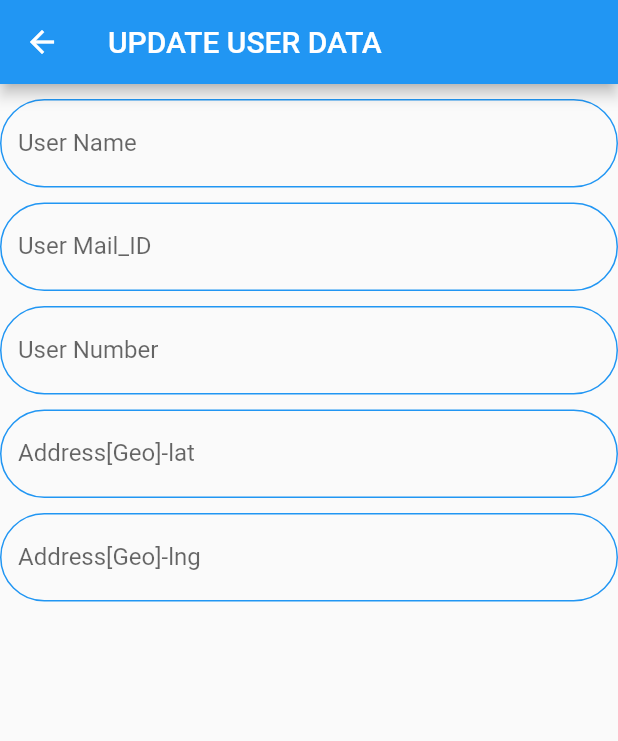
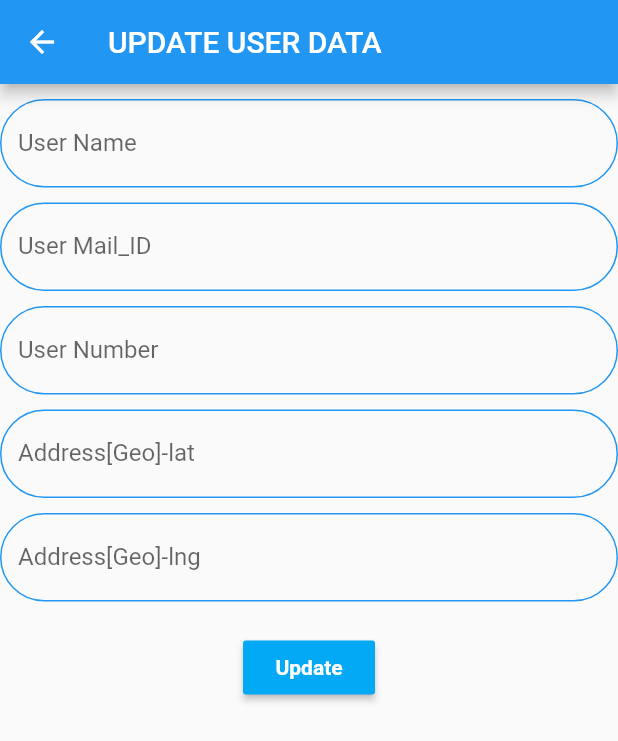
Before and after one commit to ankitksharma07/TechPost, a Flutter app: the UserProfile screen opened directly with empty values, after a tap on the "edit" icon, on a phone screen of 412 x 824 dp. Shown: the top 741 px of the screen. Run offline on Flutter 3.47's test engine with Material 2 defaults, Android fonts, the phone set to English and light mode, and no system bars; network calls fail.

Commit message:
update profile task

```diff
--- a/lib/user_class.dart
+++ b/lib/user_class.dart
@@ -1,8 +1,8 @@
 import 'dart:convert';
 
 class User {
+  final String name;
   final String username;
-  final String name;
   final String email;
   final String phone;
   final Address address;
@@ -73,7 +73,7 @@ class PostAndUserData {
   String lng;
   String lat;
   // ignore: avoid_positional_boolean_parameters
-  PostAndUserData(this.name, this.username, this.body,this.likePost,this.email,this.phone,this.lng,this.lat);
+  PostAndUserData({this.name, this.username, this.body,this.likePost,this.email,this.phone,this.lng,this.lat});
 }
 
 List<Post> postFromJson(String str) => List<Post>.from(json.decode(str).map((x) => Post.fromJson(x)));
--- a/lib/user_profiledata.dart
+++ b/lib/user_profiledata.dart
@@ -1,10 +1,11 @@
 import 'package:flutter/material.dart';
 import 'package:techpost/user_class.dart';
+import 'package:techpost/user_updatedata.dart';
 
+// ignore: must_be_immutable
 class UserProfile extends StatefulWidget {
-  final PostAndUserData value;
-
-  const UserProfile({Key key, this.value}) : super(key: key);
+  User value;
+  UserProfile({Key key, this.value}) : super(key: key);
 
   @override
   _UserProfileState createState() => _UserProfileState();
@@ -19,35 +20,35 @@ class _UserProfileState extends State<UserProfile> {
         elevation: 3,
         child: ListTile(
           title: Text(
-            'User_Name: ${widget.value.name}'
+            'Name: ${widget.value.name}'
             '\nEmail: ${widget.value.email}'
             '\nNumber:${widget.value.phone}'
             '\nAddress[Geo]:'
             '\nlat:- ${widget.value.lat}'
             '\nlng:-${widget.value.lng}',
-             style: const TextStyle(color: Colors.lightBlue),
+            style: const TextStyle(color: Colors.lightBlue),
           ),
           trailing: IconButton(
               icon: const Icon(
                 Icons.edit,
                 color: Colors.lightBlue,
               ),
-              onPressed: () {
+              onPressed: () async {
+                final User route = await Navigator.push(
+                    context,
+                    MaterialPageRoute(
+                      builder: (context) => UpdateProfile(
+                          updateValue: User(
+                        name: widget.value.name,
+                        email: widget.value.email,
+                        phone: widget.value.phone,
+                        lat: widget.value.lat,
+                        lng: widget.value.lng,
+                      )),
+                    ));
+
                 setState(() {
-                  final route = MaterialPageRoute(
-                    builder: (BuildContext context) =>UpdateProfile(
-                        value:   PostAndUserData(
-                            widget.value.username,
-                            widget.value.name,
-                            widget.value.body,
-                            false,
-                            widget.value.email,
-                            widget.value.phone,
-                            widget.value.lat,
-                            widget.value.lng,
-                        )),
-                  );
-                  Navigator.of(context).push(route);
+                  widget.value = route;
                 });
               }),
         ),
@@ -55,121 +56,133 @@ class _UserProfileState extends State<UserProfile> {
     );
   }
 }
-class UpdateProfile extends StatefulWidget {
-  final PostAndUserData value;
 
-  const UpdateProfile({Key key, this.value}) : super(key: key);
-  @override
-  _UpdateProfileState createState() => _UpdateProfileState();
-}
-
-class _UpdateProfileState extends State<UpdateProfile> {
-  final TextEditingController updateName = TextEditingController();
-  final TextEditingController updateMail = TextEditingController();
-  final TextEditingController updatePhone = TextEditingController();
-  final TextEditingController updateLat = TextEditingController();
-  final TextEditingController updateLng= TextEditingController();
-
-  OutlineInputBorder borderDesign() {
-    return const OutlineInputBorder(
-      borderRadius: BorderRadius.all(Radius.circular(50.0)),
-      borderSide: BorderSide(color: Colors.blue),
-    );
-  }
-  @override
-  Widget build(BuildContext context) {
-    updateName.text=widget.value.name;
-    updateMail.text=widget.value.email;
-    updatePhone.text=widget.value.phone;
-    updateLat.text=widget.value.lat;
-    updateLng.text=widget.value.lng;
-    // ignore: avoid_unnecessary_containers
-    return Scaffold(
-    appBar:AppBar(
-      title:const Text("UPDATE USER DATA")
-    ),
-        // ignore: avoid_unnecessary_containers
-        body:Container(
-          padding: const EdgeInsets.only(top:10),
-      child:Column(
-        children: [
-          TextFormField(
-            controller:  updateName,
-            keyboardType: TextInputType.text,
-            decoration:  InputDecoration(
-              labelText: "User Name",
-              enabledBorder: borderDesign(),
-              focusedBorder: borderDesign(),
-              errorBorder: borderDesign(),
-              focusedErrorBorder: borderDesign(),
-              hintStyle:
-              const TextStyle(color: Colors.black, fontSize: 15),
-
-            ),
-          ),
-          const SizedBox(height: 10),
-          TextFormField(
-            controller:  updateMail,
-            keyboardType: TextInputType.text,
-            decoration:  InputDecoration(
-              labelText: "User Mail_ID",
-              enabledBorder: borderDesign(),
-              focusedBorder: borderDesign(),
-              errorBorder: borderDesign(),
-              focusedErrorBorder: borderDesign(),
-              hintStyle:
-              const TextStyle(color: Colors.black, fontSize: 15),
-
-            ),
-          ),
-          const SizedBox(height: 10),
-          TextFormField(
-            controller: updatePhone,
-            keyboardType: TextInputType.text,
-            decoration:  InputDecoration(
-              labelText: "User Number",
-              enabledBorder: borderDesign(),
-              focusedBorder: borderDesign(),
-              errorBorder: borderDesign(),
-              focusedErrorBorder: borderDesign(),
-              hintStyle:
-              const TextStyle(color: Colors.black, fontSize: 15),
-
-            ),
-          ),
-          const SizedBox(height: 10),
-          TextFormField(
-            controller:  updateLat,
-            keyboardType: TextInputType.text,
-            decoration:  InputDecoration(
-              labelText: "Address[Geo]-lat",
-              enabledBorder: borderDesign(),
-              focusedBorder: borderDesign(),
-              errorBorder: borderDesign(),
-              focusedErrorBorder: borderDesign(),
-              hintStyle:
-              const TextStyle(color: Colors.black, fontSize: 15),
-
-            ),
-          ),
-          const SizedBox(height: 10),
-          TextFormField(
-
-            controller:  updateLng,
-            keyboardType: TextInputType.text,
-            decoration:  InputDecoration(
-              labelText: "Address[Geo]-lng",
-              enabledBorder: borderDesign(),
-              focusedBorder: borderDesign(),
-              errorBorder: borderDesign(),
-              focusedErrorBorder: borderDesign(),
-              hintStyle:
-              const TextStyle(color: Colors.black, fontSize: 15),
-
-            ),
-          ),
-        ],
-      )
-    ) );
-  }
-}
+// ignore: must_be_immutable
+// class UpdateProfile extends StatefulWidget {
+//   User updateValue;
+//
+//   UpdateProfile({Key key, this.updateValue}) : super(key: key);
+//   @override
+//   _UpdateProfileState createState() => _UpdateProfileState();
+// }
+//
+// class _UpdateProfileState extends State<UpdateProfile> {
+//   TextEditingController updateName = TextEditingController();
+//   TextEditingController updateMail = TextEditingController();
+//   TextEditingController updatePhone = TextEditingController();
+//   TextEditingController updateLat = TextEditingController();
+//   TextEditingController updateLng = TextEditingController();
+//
+//   OutlineInputBorder borderDesign() {
+//     return const OutlineInputBorder(
+//       borderRadius: BorderRadius.all(Radius.circular(50.0)),
+//       borderSide: BorderSide(color: Colors.blue),
+//     );
+//   }
+//
+//   @override
+//   void initState() {
+//     super.initState();
+//     updateName = TextEditingController(text: widget.updateValue.name);
+//     updateMail = TextEditingController(text: widget.updateValue.email);
+//     updatePhone = TextEditingController(text: widget.updateValue.phone);
+//     updateLat = TextEditingController(text: widget.updateValue.lat);
+//     updateLng = TextEditingController(text: widget.updateValue.lng);
+//   }
+//
+//   @override
+//   Widget build(BuildContext context) {
+//     return Scaffold(
+//         appBar: AppBar(title: const Text("UPDATE USER DATA")),
+//         body: Container(
+//           padding: const EdgeInsets.only(top: 10),
+//           child: Column(
+//             children: [
+//               TextFormField(
+//                 controller: updateName,
+//                 keyboardType: TextInputType.text,
+//                 decoration: InputDecoration(
+//                   labelText: "User Name",
+//                   enabledBorder: borderDesign(),
+//                   focusedBorder: borderDesign(),
+//                   errorBorder: borderDesign(),
+//                   focusedErrorBorder: borderDesign(),
+//                   hintStyle: const TextStyle(color: Colors.black, fontSize: 15),
+//                 ),
+//               ),
+//               const SizedBox(height: 10),
+//               TextFormField(
+//                 controller: updateMail,
+//                 keyboardType: TextInputType.text,
+//                 decoration: InputDecoration(
+//                   labelText: "User Mail_ID",
+//                   enabledBorder: borderDesign(),
+//                   focusedBorder: borderDesign(),
+//                   errorBorder: borderDesign(),
+//                   focusedErrorBorder: borderDesign(),
+//                   hintStyle: const TextStyle(color: Colors.black, fontSize: 15),
+//                 ),
+//               ),
+//               const SizedBox(height: 10),
+//               TextFormField(
+//                 controller: updatePhone,
+//                 keyboardType: TextInputType.text,
+//                 decoration: InputDecoration(
+//                   labelText: "User Number",
+//                   enabledBorder: borderDesign(),
+//                   focusedBorder: borderDesign(),
+//                   errorBorder: borderDesign(),
+//                   focusedErrorBorder: borderDesign(),
+//                   hintStyle: const TextStyle(color: Colors.black, fontSize: 15),
+//                 ),
+//               ),
+//               const SizedBox(height: 10),
+//               TextFormField(
+//                 controller: updateLat,
+//                 keyboardType: TextInputType.text,
+//                 decoration: InputDecoration(
+//                   labelText: "Address[Geo]-lat",
+//                   enabledBorder: borderDesign(),
+//                   focusedBorder: borderDesign(),
+//                   errorBorder: borderDesign(),
+//                   focusedErrorBorder: borderDesign(),
+//                   hintStyle: const TextStyle(color: Colors.black, fontSize: 15),
+//                 ),
+//               ),
+//               const SizedBox(height: 10),
+//               TextFormField(
+//                 controller: updateLng,
+//                 keyboardType: TextInputType.text,
+//                 decoration: InputDecoration(
+//                   labelText: "Address[Geo]-lng",
+//                   enabledBorder: borderDesign(),
+//                   focusedBorder: borderDesign(),
+//                   errorBorder: borderDesign(),
+//                   focusedErrorBorder: borderDesign(),
+//                   hintStyle: const TextStyle(color: Colors.black, fontSize: 15),
+//                 ),
+//               ),
+//               Padding(
+//                 padding: const EdgeInsets.only(top: 20, left: 20, right: 20),
+//                 child: RaisedButton(
+//                   color: Colors.lightBlue,
+//                   onPressed: () {
+//                     Navigator.pop(
+//                         context,
+//                         User(
+//                             name: updateName.text,
+//                             email: updateMail.text,
+//                             phone: updatePhone.text,
+//                             lat: updateLat.text,
+//                             lng: updateLng.text));
+//                   },
+//                   child: const Text("Update",
+//                       style: TextStyle(
+//                           fontWeight: FontWeight.w700, color: Colors.white)),
+//                 ),
+//               ),
+//             ],
+//           ),
+//         ));
+//   }
+// }
--- /dev/null
+++ b/lib/user_updatedata.dart
@@ -0,0 +1,140 @@
+import 'package:flutter/cupertino.dart';
+import 'package:flutter/material.dart';
+import 'package:techpost/user_class.dart';
+
+
+
+// ignore: must_be_immutable
+class UpdateProfile extends StatefulWidget {
+  User updateValue;
+
+  UpdateProfile({Key key, this.updateValue}) : super(key: key);
+  @override
+  _UpdateProfileState createState() => _UpdateProfileState();
+}
+
+class _UpdateProfileState extends State<UpdateProfile> {
+  TextEditingController updateName = TextEditingController();
+  TextEditingController updateMail = TextEditingController();
+  TextEditingController updatePhone = TextEditingController();
+  TextEditingController updateLat = TextEditingController();
+  TextEditingController updateLng = TextEditingController();
+
+  OutlineInputBorder borderDesign() {
+    return const OutlineInputBorder(
+      borderRadius: BorderRadius.all(Radius.circular(50.0)),
+      borderSide: BorderSide(color: Colors.blue),
+    );
+  }
+
+  // @override
+  // void initState() {
+  //   super.initState();
+  //   updateName = TextEditingController(text: widget.updateValue.name);
+  //   updateMail = TextEditingController(text: widget.updateValue.email);
+  //   updatePhone = TextEditingController(text: widget.updateValue.phone);
+  //   updateLat = TextEditingController(text: widget.updateValue.lat);
+  //   updateLng = TextEditingController(text: widget.updateValue.lng);
+  // }
+
+  @override
+  Widget build(BuildContext context) {
+    updateName.text=widget.updateValue.name;
+    updateMail.text=widget.updateValue.email;
+    updatePhone.text=widget.updateValue.phone;
+    updateLat.text=widget.updateValue.lat;
+    updateLng.text=widget.updateValue.lng;
+    return Scaffold(
+        appBar: AppBar(title: const Text("UPDATE USER DATA")),
+        body: Container(
+          padding: const EdgeInsets.only(top: 10),
+          child: Column(
+            children: [
+              TextFormField(
+                controller: updateName,
+                keyboardType: TextInputType.text,
+                decoration: InputDecoration(
+                  labelText: "User Name",
+                  enabledBorder: borderDesign(),
+                  focusedBorder: borderDesign(),
+                  errorBorder: borderDesign(),
+                  focusedErrorBorder: borderDesign(),
+                  hintStyle: const TextStyle(color: Colors.black, fontSize: 15),
+                ),
+              ),
+              const SizedBox(height: 10),
+              TextFormField(
+                controller: updateMail,
+                keyboardType: TextInputType.text,
+                decoration: InputDecoration(
+                  labelText: "User Mail_ID",
+                  enabledBorder: borderDesign(),
+                  focusedBorder: borderDesign(),
+                  errorBorder: borderDesign(),
+                  focusedErrorBorder: borderDesign(),
+                  hintStyle: const TextStyle(color: Colors.black, fontSize: 15),
+                ),
+              ),
+              const SizedBox(height: 10),
+              TextFormField(
+                controller: updatePhone,
+                keyboardType: TextInputType.text,
+                decoration: InputDecoration(
+                  labelText: "User Number",
+                  enabledBorder: borderDesign(),
+                  focusedBorder: borderDesign(),
+                  errorBorder: borderDesign(),
+                  focusedErrorBorder: borderDesign(),
+                  hintStyle: const TextStyle(color: Colors.black, fontSize: 15),
+                ),
+              ),
+              const SizedBox(height: 10),
+              TextFormField(
+                controller: updateLat,
+                keyboardType: TextInputType.text,
+                decoration: InputDecoration(
+                  labelText: "Address[Geo]-lat",
+                  enabledBorder: borderDesign(),
+                  focusedBorder: borderDesign(),
+                  errorBorder: borderDesign(),
+                  focusedErrorBorder: borderDesign(),
+                  hintStyle: const TextStyle(color: Colors.black, fontSize: 15),
+                ),
+              ),
+              const SizedBox(height: 10),
+              TextFormField(
+                controller: updateLng,
+                keyboardType: TextInputType.text,
+                decoration: InputDecoration(
+                  labelText: "Address[Geo]-lng",
+                  enabledBorder: borderDesign(),
+                  focusedBorder: borderDesign(),
+                  errorBorder: borderDesign(),
+                  focusedErrorBorder: borderDesign(),
+                  hintStyle: const TextStyle(color: Colors.black, fontSize: 15),
+                ),
+              ),
+              Padding(
+                padding: const EdgeInsets.only(top: 20, left: 20, right: 20),
+                child: RaisedButton(
+                  color: Colors.lightBlue,
+                  onPressed: () {
+                    Navigator.pop(
+                        context,
+                        User(
+                            name: updateName.text,
+                            email: updateMail.text,
+                            phone: updatePhone.text,
+                            lat: updateLat.text,
+                            lng: updateLng.text));
+                  },
+                  child: const Text("Update",
+                      style: TextStyle(
+                          fontWeight: FontWeight.w700, color: Colors.white)),
+                ),
+              ),
+            ],
+          ),
+        ));
+  }
+}
```
Also changed, not shown: lib/appbar_design.dart (+17 -25 lines), lib/usertweet_notify.dart (+8 -9 lines).
